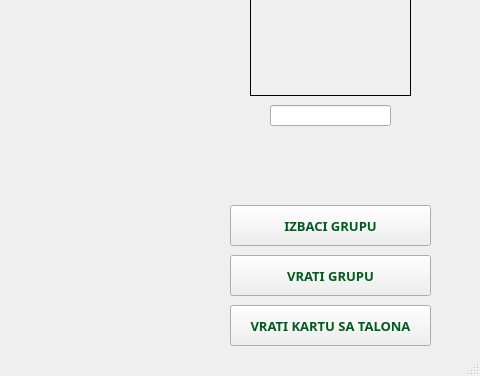
Above: game.ui from stefanivanic/RemiFINAL before the change; both pictures show x 570 to 1050 and y 244 to 620 of the 1050 by 620 pixel window. Below: the same form after it.
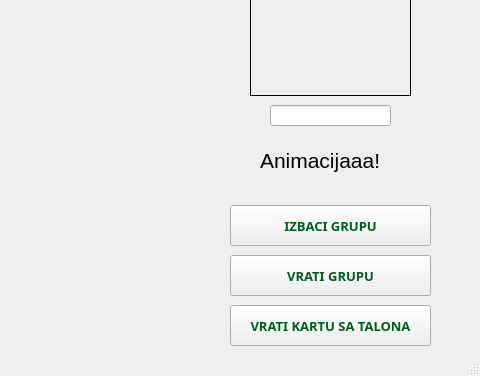
That is the form after the change. Icons and pictures are not drawn.

What changed in the file:
```diff
--- a/game.ui
+++ b/game.ui
@@ -258,6 +258,24 @@
      <string/>
     </property>
    </widget>
+   <widget class="QLabel" name="labelAnimation">
+    <property name="geometry">
+     <rect>
+      <x>830</x>
+      <y>370</y>
+      <width>131</width>
+      <height>31</height>
+     </rect>
+    </property>
+    <property name="font">
+     <font>
+      <pointsize>16</pointsize>
+     </font>
+    </property>
+    <property name="text">
+     <string>Animacijaaa!</string>
+    </property>
+   </widget>
   </widget>
   <widget class="QMenuBar" name="menuBar">
    <property name="geometry">
```
